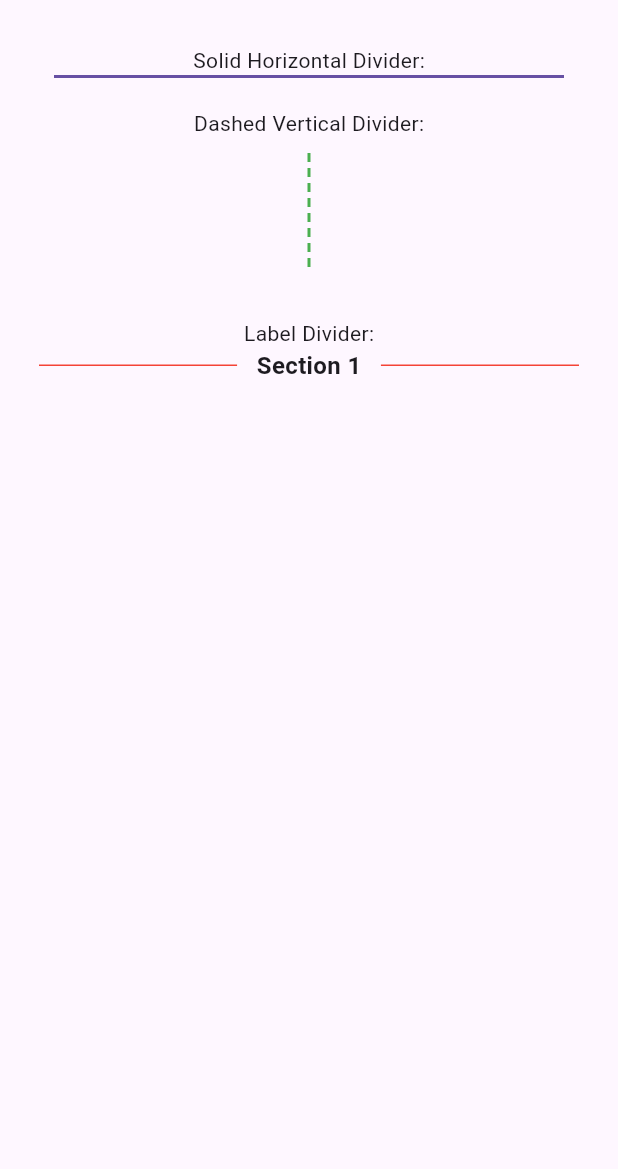
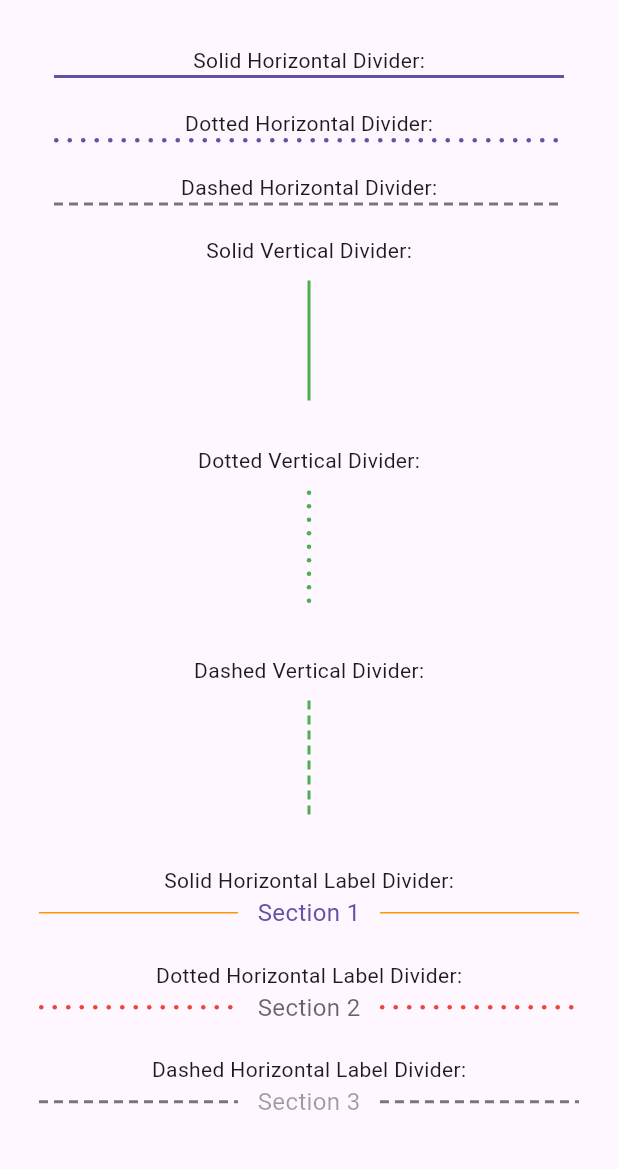
Before and after one commit to WensureJiao/MyDivider, a Flutter app: the screen it shows after launch, on a phone screen of 412 x 824 dp, the part 63-1232 px from its top. Run offline on Flutter 3.47's test engine with Material 3 defaults, Android fonts, the phone set to English and light mode, and no system bars.

Commit message:
mydivider的修改建议

```diff
--- a/lib/components/divider/divider.dart
+++ b/lib/components/divider/divider.dart
@@ -12,36 +12,46 @@ import 'package:flutter/material.dart';
 import 'normal_divider.dart';
 import 'label_divider.dart';
 
-//分割线方向的枚举
+///分割线方向的枚举
 enum AppDividerDirections { horizontal, vertical }
 
-//分割线样式的枚举
+///分割线样式的枚举
 enum AppDividerStyles { solid, dashed, dotted }
 
-//分割线颜色的枚举
-enum AppDividerColors { mydefault, primary, success, warning, danger }
+///分割线颜色的枚举
+enum AppDividerColors { defaultColor, primary, success, warning, danger }
 
-//分割线的抽象基类
-abstract class AppDividerBase extends StatelessWidget {
-  final double? value; //分割线的值，水平分割线的高度，垂直分割线的宽度
-  final AppDividerDirections direction; //方向
-  final AppDividerStyles style; //样式
-  final double? thickness; //粗细
-  final double? indent; //起始缩进
-  final double? endIndent; //结束缩进
-  final AppDividerColors color; //颜色
+///分割线的抽象基类
+abstract class AppDivider extends StatelessWidget {
+  ///分割线的值，水平分割线的高度，垂直分割线的宽度
+  final double? value;
 
-  //不为空的变量如果不写required一定要初始化
-  const AppDividerBase({
-    Key? key,
+  ///方向
+  final AppDividerDirections direction;
+
+  ///样式
+  final AppDividerStyles style;
+
+  ///粗细
+  final double? thickness;
+
+  ///起始缩进
+  final double? indent;
+
+  ///结束缩进
+  final double? endIndent;
+  final AppDividerColors color;
+
+  const AppDivider({
+    super.key,
     this.value,
-    this.direction = AppDividerDirections.horizontal, //默认水平
-    this.style = AppDividerStyles.solid, //默认实线
+    this.direction = AppDividerDirections.horizontal,
+    this.style = AppDividerStyles.solid,
     this.thickness,
     this.indent,
     this.endIndent,
-    this.color = AppDividerColors.mydefault, //默认色
-  }) : super(key: key);
+    this.color = AppDividerColors.defaultColor, //默认色
+  });
   //获取颜色
   Color getColor(BuildContext context) {
     switch (color) {
@@ -53,20 +63,20 @@ abstract class AppDividerBase extends StatelessWidget {
         return Colors.orange;
       case AppDividerColors.danger:
         return Colors.red;
-      case AppDividerColors.mydefault:
+      case AppDividerColors.defaultColor:
         return Theme.of(context).dividerColor; //默认色
     }
   }
 
-  //工厂构造函数，便捷创建水平分割线
-  factory AppDividerBase.horizontal({
+  ///工厂构造函数，便捷创建水平分割线
+  factory AppDivider.horizontal({
     double? height,
 
     AppDividerStyles style = AppDividerStyles.solid,
     double? thickness,
     double? indent,
     double? endIndent,
-    AppDividerColors color = AppDividerColors.mydefault,
+    AppDividerColors color = AppDividerColors.defaultColor,
   }) {
     return NormalDivider(
       value: height,
@@ -78,14 +88,15 @@ abstract class AppDividerBase extends StatelessWidget {
       color: color,
     );
   }
-  //工厂构造函数，便捷创建垂直分割线
-  factory AppDividerBase.vertical({
+
+  ///工厂构造函数，便捷创建垂直分割线
+  factory AppDivider.vertical({
     double? width,
     AppDividerStyles style = AppDividerStyles.solid,
     double? thickness,
     double? indent,
     double? endIndent,
-    AppDividerColors color = AppDividerColors.mydefault,
+    AppDividerColors color = AppDividerColors.defaultColor,
   }) {
     return NormalDivider(
       value: width,
@@ -97,8 +108,9 @@ abstract class AppDividerBase extends StatelessWidget {
       color: color,
     );
   }
-  //工厂构造函数，便捷创建带标签的分割线
-  factory AppDividerBase.label({
+
+  ///工厂构造函数，便捷创建带标签的分割线
+  factory AppDivider.label({
     TextStyle? textStyle,
     required String label,
     double? padding,
@@ -108,7 +120,7 @@ abstract class AppDividerBase extends StatelessWidget {
     double? thickness,
     double? indent,
     double? endIndent,
-    AppDividerColors color = AppDividerColors.mydefault,
+    AppDividerColors color = AppDividerColors.defaultColor,
   }) {
     return LabelDivider(
       label: label,
@@ -121,8 +133,6 @@ abstract class AppDividerBase extends StatelessWidget {
       indent: indent,
       endIndent: endIndent,
       color: color,
-
-      //传递参数
     );
   }
 }
--- a/lib/components/divider/label_divider.dart
+++ b/lib/components/divider/label_divider.dart
@@ -3,33 +3,29 @@ import 'package:flutter/material.dart';
 import 'divider.dart';
 import 'normal_divider.dart';
 
-class LabelDivider extends AppDividerBase {
-  final String label; //标签
-  final TextStyle? labelStyle; //标签样式
-  final double? padding; //标签和线的间距
+class LabelDivider extends AppDivider {
+  ///标签
+  final String label;
+
+  ///标签样式
+  final TextStyle? labelStyle;
+
+  ///标签和线的间距
+  final double? padding;
 
   const LabelDivider({
-    Key? key,
+    super.key,
     required this.label,
     this.labelStyle,
     this.padding,
-    double? value,
-    AppDividerDirections direction = AppDividerDirections.horizontal,
-    AppDividerStyles style = AppDividerStyles.solid,
-    double? thickness,
-    double? indent,
-    double? endIndent,
-    AppDividerColors color = AppDividerColors.mydefault,
-  }) : super(
-         key: key,
-         value: value,
-         direction: direction,
-         style: style,
-         thickness: thickness,
-         indent: indent,
-         endIndent: endIndent,
-         color: color,
-       );
+    super.value,
+    super.direction = AppDividerDirections.horizontal,
+    super.style = AppDividerStyles.solid,
+    super.thickness,
+    super.indent,
+    super.endIndent,
+    super.color = AppDividerColors.defaultColor,
+  });
 
   @override
   Widget build(BuildContext context) {
--- a/lib/components/divider/normal_divider.dart
+++ b/lib/components/divider/normal_divider.dart
@@ -4,26 +4,17 @@ import 'package:flutter/material.dart';
 import 'divider.dart';
 import 'painter.dart';
 
-class NormalDivider extends AppDividerBase {
+class NormalDivider extends AppDivider {
   const NormalDivider({
-    Key? key,
-    double? value,
-    AppDividerDirections direction = AppDividerDirections.horizontal,
-    AppDividerStyles style = AppDividerStyles.solid,
-    double? thickness,
-    double? indent,
-    double? endIndent,
-    AppDividerColors color = AppDividerColors.mydefault,
-  }) : super(
-         key: key,
-         value: value,
-         direction: direction,
-         style: style,
-         thickness: thickness,
-         indent: indent,
-         endIndent: endIndent,
-         color: color,
-       );
+    super.key,
+    super.value,
+    super.direction = AppDividerDirections.horizontal,
+    super.style = AppDividerStyles.solid,
+    super.thickness,
+    super.indent,
+    super.endIndent,
+    super.color = AppDividerColors.defaultColor,
+  });
 
   @override
   Widget build(BuildContext context) {
--- a/lib/components/divider/painter.dart
+++ b/lib/components/divider/painter.dart
@@ -6,12 +6,23 @@ import 'package:flutter/material.dart';
 import 'divider.dart';
 
 class AppDividerPainter extends CustomPainter {
-  final AppDividerStyles style; //样式
-  final double thickness; //粗细
-  final AppDividerDirections direction; //方向
-  final Color color; //颜色
-  final double indent; //起始缩进
-  final double endIndent; //结束缩进
+  ///样式
+  final AppDividerStyles style;
+
+  ///粗细
+  final double thickness;
+
+  ///方向
+  final AppDividerDirections direction;
+
+  ///颜色
+  final Color color;
+
+  ///起始缩进
+  final double indent;
+
+  ///结束缩进
+  final double endIndent;
 
   AppDividerPainter({
     required this.style,
--- a/lib/main.dart
+++ b/lib/main.dart
@@ -20,7 +20,7 @@
             crossAxisAlignment: CrossAxisAlignment.center, //居中对齐
             children: [
               Text('Solid Horizontal Divider:'),
-              AppDividerBase.horizontal(
+              AppDivider.horizontal(
                 style: AppDividerStyles.solid,
                 thickness: 2.0,
                 color: AppDividerColors.primary,
@@ -28,10 +28,52 @@
                 endIndent: 20.0,
               ),
               SizedBox(height: 20),
+              Text('Dotted Horizontal Divider:'),
+              AppDivider.horizontal(
+                style: AppDividerStyles.dotted,
+                thickness: 3.0,
+                color: AppDividerColors.primary,
+                indent: 20.0,
+                endIndent: 20.0,
+              ),
+              SizedBox(height: 20),
+              Text('Dashed Horizontal Divider:'),
+              AppDivider.horizontal(
+                style: AppDividerStyles.dashed,
+                thickness: 2.0,
+                color: AppDividerColors.defaultColor,
+                indent: 20.0,
+                endIndent: 20.0,
+              ),
+              SizedBox(height: 20),
+              Text('Solid Vertical Divider:'),
+              SizedBox(
+                height: 100,
+                child: AppDivider.vertical(
+                  style: AppDividerStyles.solid,
+                  thickness: 2.0,
+                  color: AppDividerColors.success,
+                  indent: 10.0,
+                  endIndent: 10.0,
+                ),
+              ),
+              SizedBox(height: 20),
+              Text('Dotted Vertical Divider:'),
+              SizedBox(
+                height: 100,
+                child: AppDivider.vertical(
+                  style: AppDividerStyles.dotted,
+                  thickness: 3.0,
+                  color: AppDividerColors.success,
+                  indent: 10.0,
+                  endIndent: 10.0,
+                ),
+              ),
+              SizedBox(height: 20),
               Text('Dashed Vertical Divider:'),
               SizedBox(
                 height: 100,
-                child: AppDividerBase.vertical(
+                child: AppDivider.vertical(
                   style: AppDividerStyles.dashed,
                   thickness: 2.0,
                   color: AppDividerColors.success,
@@ -40,14 +82,50 @@
                 ),
               ),
               SizedBox(height: 20),
-              Text('Label Divider:'),
-              AppDividerBase.label(
+              Text('Solid Horizontal Label Divider:'),
+              AppDivider.label(
                 label: 'Section 1',
-                textStyle: TextStyle(fontSize: 16, fontWeight: FontWeight.bold),
+                textStyle: TextStyle(
+                  fontSize: 16,
+                  fontWeight: FontWeight.normal,
+                  color: Theme.of(context).primaryColor,
+                ),
                 padding: 3.0,
                 style: AppDividerStyles.solid,
                 thickness: 1.0,
+                color: AppDividerColors.warning,
+                indent: 10.0,
+                endIndent: 10.0,
+              ),
+              SizedBox(height: 20),
+              Text('Dotted Horizontal Label Divider:'),
+              AppDivider.label(
+                label: 'Section 2',
+                textStyle: TextStyle(
+                  fontSize: 16,
+                  fontWeight: FontWeight.normal,
+                  color: Theme.of(context).hintColor,
+                ),
+                padding: 3.0,
+                style: AppDividerStyles.dotted,
+                thickness: 3.0,
                 color: AppDividerColors.danger,
+                indent: 10.0,
+                endIndent: 10.0,
+              ),
+              SizedBox(height: 20),
+              Text('Dashed Horizontal Label Divider:'),
+              AppDivider.label(
+                label: 'Section 3',
+                textStyle: TextStyle(
+                  fontSize: 16,
+                  fontWeight: FontWeight.normal,
+                  color: Theme.of(context).disabledColor,
+                ),
+                padding: 3.0,
+                style: AppDividerStyles.dashed,
+                thickness: 2.0,
+                color: AppDividerColors.defaultColor,
                 indent: 10.0,
                 endIndent: 10.0,
               ),
```
